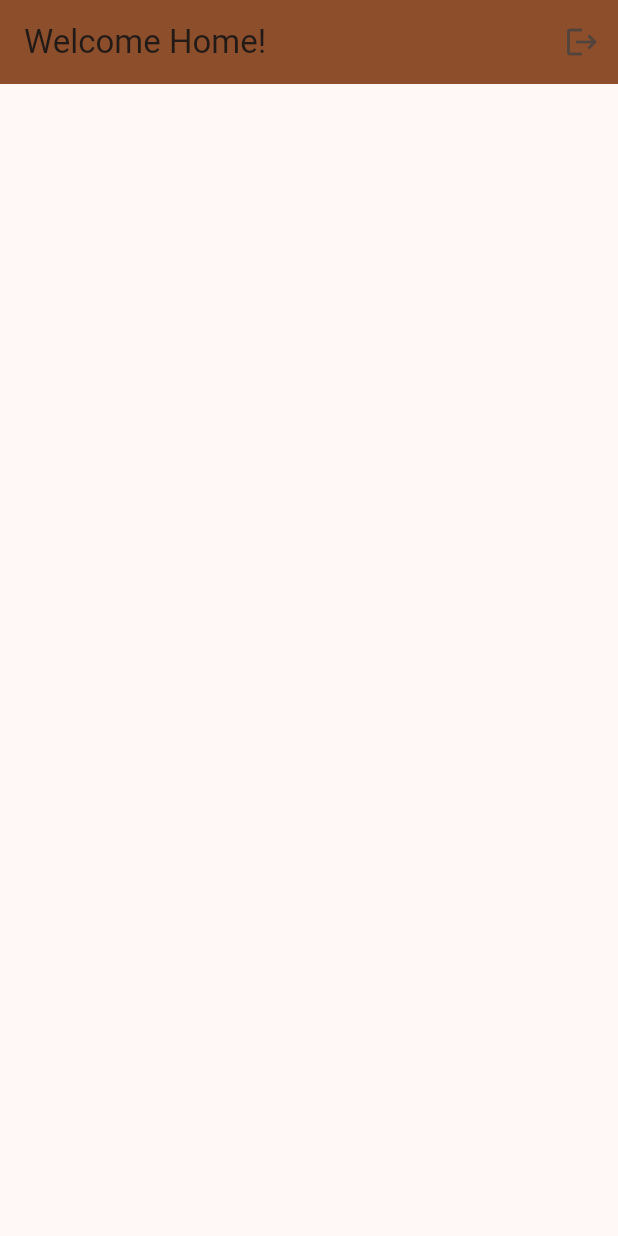
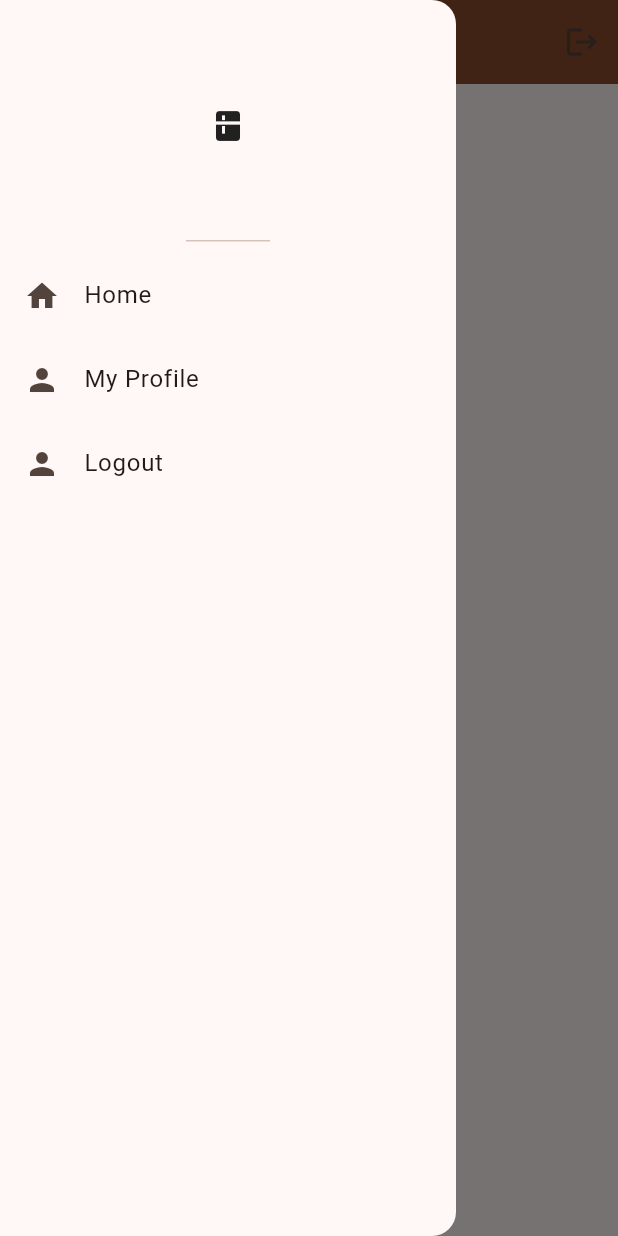
Before and after one commit to AndyMee317/sous_chef, a Flutter app: the screen it shows once a user with an empty profile is signed in, with the side drawer open (before the commit the screen has no drawer), on a phone screen of 412 x 824 dp. Run offline on Flutter 3.47's test engine with Material 3 defaults, Android fonts, the light colour scheme and no system bars; our stand-ins replace firebase_auth, firebase_core; accounts and stored records are empty; network calls fail.

Commit message:
Add drawer to home page

```diff
--- a/lib/main.dart
+++ b/lib/main.dart
@@ -28,7 +28,7 @@ class MyApp extends StatelessWidget {
         title: 'Sous Chef',
         theme: ThemeData(
           useMaterial3: true,
-          colorScheme: ColorScheme.fromSeed(seedColor: Color.fromARGB(0, 244, 111, 28)),
+          colorScheme: ColorScheme.fromSeed(seedColor: Color.fromARGB(210, 255, 106, 0)),
         ),
         home: AuthPage(),
       ),
--- a/lib/pages/home_page.dart
+++ b/lib/pages/home_page.dart
@@ -22,6 +22,40 @@ class HomePage extends StatelessWidget{
           ),
         ],
       ),
+      drawer: Drawer(
+        backgroundColor: Theme.of(context).colorScheme.background,
+          child: Column(
+          children: [
+            DrawerHeader(
+              child: Icon(Icons.kitchen)
+            ),
+
+            ListTile(
+              leading: Icon(Icons.home),
+              title: Text("Home"),
+              onTap: () {
+                Navigator.pop(context);
+              }
+            ),
+
+            ListTile(
+              leading: Icon(Icons.person),
+              title: Text("My Profile"),
+              onTap: () {
+                Navigator.pop(context);
+              }
+            ),
+
+            ListTile(
+              leading: Icon(Icons.person),
+              title: Text("Logout"),
+              onTap: () {
+                Navigator.pop(context);
+              }
+            ),
+          ],
+        )
+      ),
     );
   }
 }
```
Also changed, not shown: lib/pages/view_profile.dart (added).
